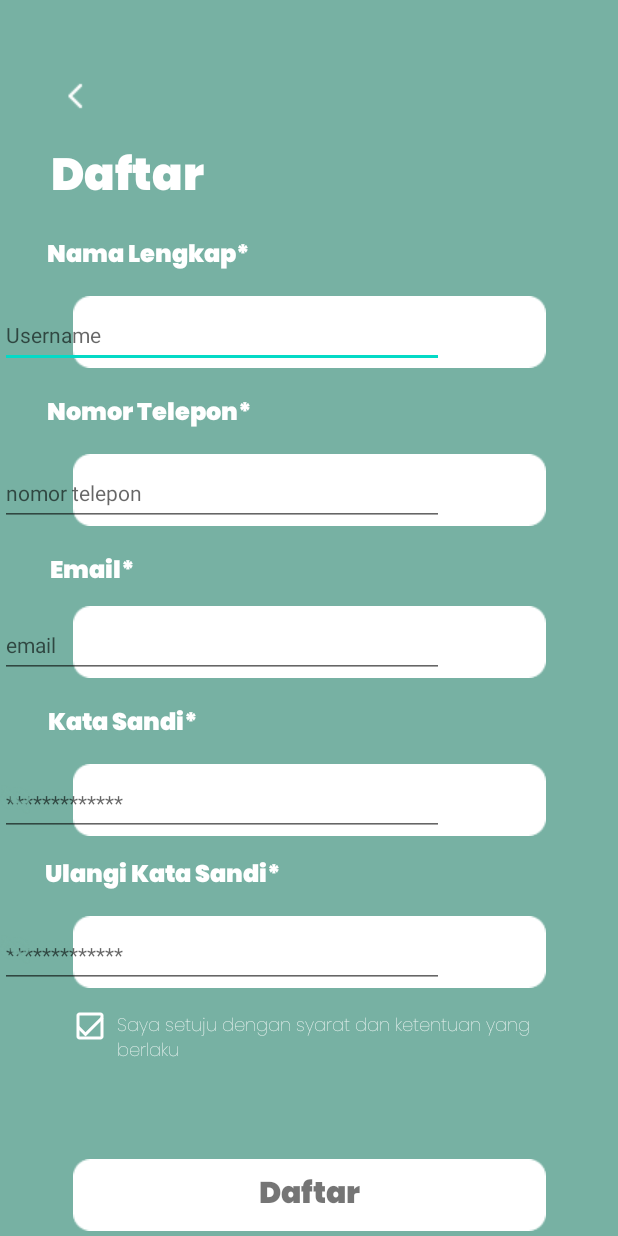
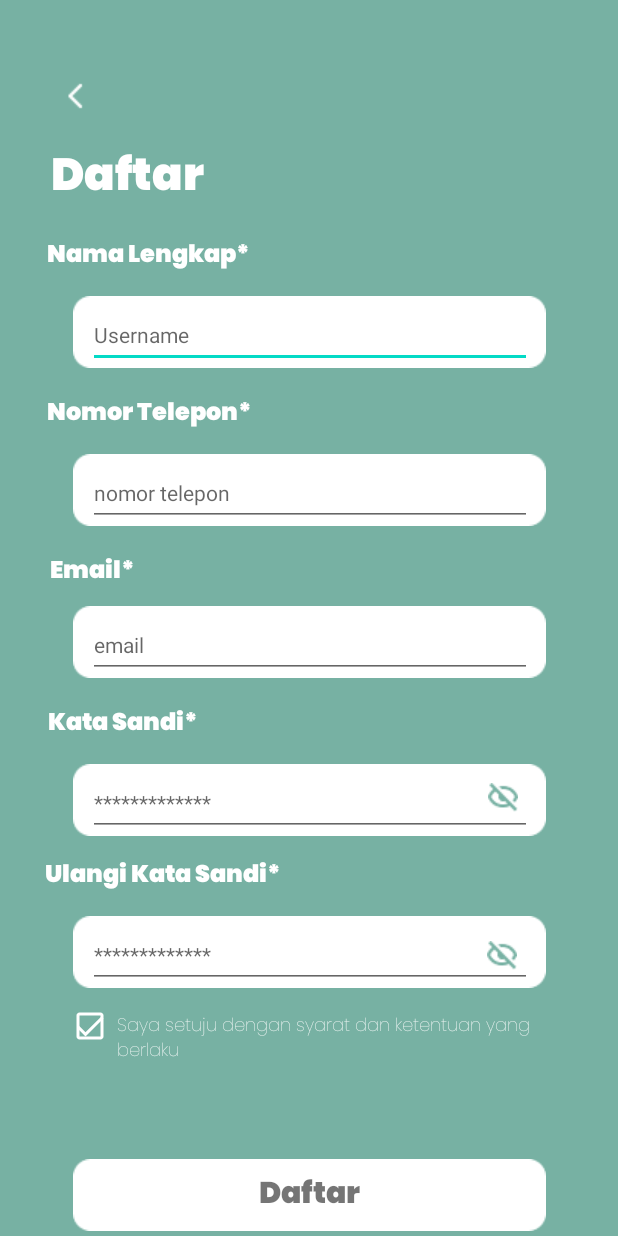
Before and after one commit to NathanDaud123/Apl-Sampah-Internship-RAION, an Android app: the layout activity_main4.xml on its own in the app's theme, with its tools: preview values and no code run, on a phone screen of 412 x 824 dp. Run offline under Robolectric (Android 15) with nearby library versions, the phone set to English and light mode, and no system bars.

Commit message:
finish all of them fixed all

```diff
--- a/app/src/main/res/layout/activity_main4.xml
+++ b/app/src/main/res/layout/activity_main4.xml
@@ -122,10 +122,11 @@
         android:textColor="@color/warna"
         android:textSize="14sp"
         app:layout_constraintBottom_toBottomOf="@+id/imageView13"
+        app:layout_constraintEnd_toEndOf="@+id/imageView13"
+        app:layout_constraintStart_toStartOf="@+id/imageView13"
         app:layout_constraintTop_toTopOf="@+id/imageView13"
         app:layout_constraintVertical_bias="1.0"
-        tools:ignore="MissingConstraints"
-        tools:layout_editor_absoluteX="72dp" />
+        tools:ignore="MissingConstraints" />
 
     <ImageView
         android:id="@+id/imageView14"
@@ -155,9 +156,10 @@
         android:textColor="@color/warna"
         android:textSize="14sp"
         app:layout_constraintBottom_toBottomOf="@+id/imageView15"
-        app:layout_constraintTop_toTopOf="@+id/imageView14"
+        app:layout_constraintEnd_toEndOf="@+id/imageView15"
+        app:layout_constraintStart_toStartOf="@+id/imageView15"
+        app:layout_constraintTop_toTopOf="@+id/imageView15"
         app:layout_constraintVertical_bias="1.0"
-        tools:layout_editor_absoluteX="57dp"
         tools:ignore="MissingConstraints" />
 
     <ImageView
@@ -200,9 +202,10 @@
         android:textColor="@color/warna"
         android:textSize="14sp"
         app:layout_constraintBottom_toBottomOf="@+id/imageView14"
+        app:layout_constraintEnd_toEndOf="@+id/imageView14"
+        app:layout_constraintStart_toStartOf="@+id/imageView14"
         app:layout_constraintTop_toTopOf="@+id/imageView14"
         app:layout_constraintVertical_bias="1.0"
-        tools:layout_editor_absoluteX="57dp"
         tools:ignore="MissingConstraints" />
 
     <EditText
@@ -213,9 +216,10 @@
         android:textColor="@color/warna"
         android:textSize="14sp"
         app:layout_constraintBottom_toBottomOf="@+id/imageView17"
+        app:layout_constraintEnd_toEndOf="@+id/imageView17"
+        app:layout_constraintStart_toStartOf="@+id/imageView17"
         app:layout_constraintTop_toTopOf="@+id/imageView17"
         app:layout_constraintVertical_bias="1.0"
-        tools:layout_editor_absoluteX="57dp"
         tools:ignore="MissingConstraints" />
 
     <EditText
@@ -226,9 +230,10 @@
         android:textColor="@color/warna"
         android:textSize="14sp"
         app:layout_constraintBottom_toBottomOf="@+id/imageView16"
+        app:layout_constraintEnd_toEndOf="@+id/imageView16"
+        app:layout_constraintStart_toStartOf="@+id/imageView16"
         app:layout_constraintTop_toTopOf="@+id/imageView16"
         app:layout_constraintVertical_bias="1.0"
-        tools:layout_editor_absoluteX="57dp"
         tools:ignore="MissingConstraints" />
 
     <ImageView
@@ -236,10 +241,11 @@
         android:layout_width="wrap_content"
         android:layout_height="wrap_content"
         app:layout_constraintBottom_toBottomOf="@+id/username5"
+        app:layout_constraintEnd_toEndOf="@+id/imageView17"
+        app:layout_constraintHorizontal_bias="0.933"
+        app:layout_constraintStart_toStartOf="@+id/username5"
         app:layout_constraintTop_toTopOf="@+id/username5"
-        app:layout_constraintVertical_bias="0.333"
         app:srcCompat="@drawable/tutup"
-        tools:layout_editor_absoluteX="325dp"
         tools:ignore="MissingConstraints" />
 
     <ImageView
@@ -247,10 +253,12 @@
         android:layout_width="wrap_content"
         android:layout_height="wrap_content"
         app:layout_constraintBottom_toBottomOf="@+id/username6"
+        app:layout_constraintEnd_toEndOf="@+id/username6"
+        app:layout_constraintHorizontal_bias="0.967"
+        app:layout_constraintStart_toStartOf="@+id/username6"
         app:layout_constraintTop_toTopOf="@+id/username6"
-        app:layout_constraintVertical_bias="0.375"
+        app:layout_constraintVertical_bias="0.333"
         app:srcCompat="@drawable/tutup"
-        tools:layout_editor_absoluteX="325dp"
         tools:ignore="MissingConstraints" />
 
     <ImageView
```
Also changed, not shown: app/src/main/AndroidManifest.xml (+10 -0 lines), app/src/main/java/user/example/sampah/MainActivity2.kt (+28 -0 lines), app/src/main/res/layout/activity_main2.xml (+12 -1 lines).
